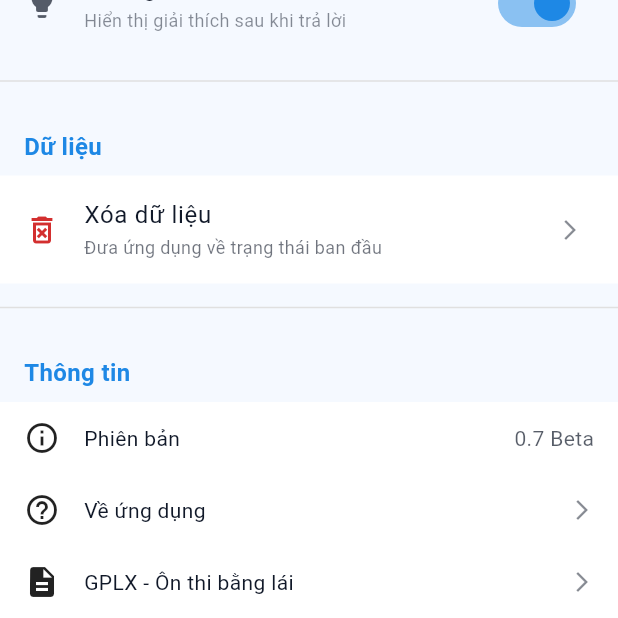
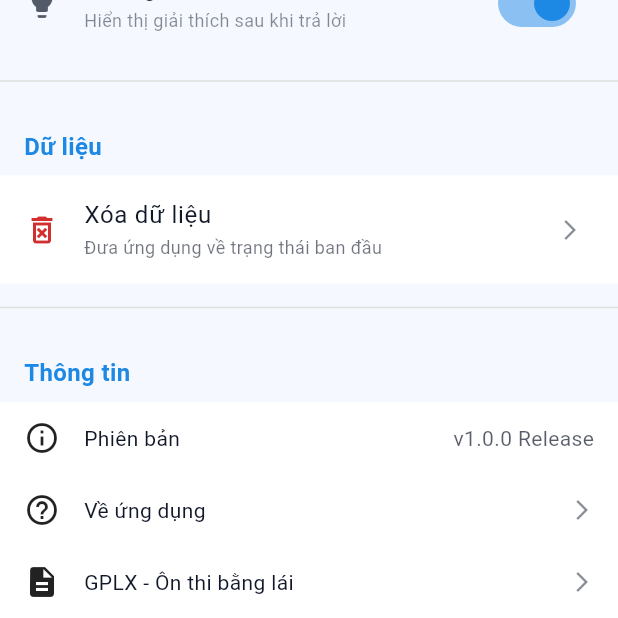
Before and after one commit to laandayo/GPLX-A12, a Flutter app: the SettingsScreen screen opened directly, scrolled down 276 dp, on a phone screen of 412 x 824 dp, the part 618-1236 px from its top. Run offline on Flutter 3.47's test engine with Material 3 defaults, Android fonts, the phone set to English and light mode, and no system bars; our stand-ins replace flutter_animate, google_mobile_ads, shared_preferences; accounts and stored records are empty.

Commit message:
v1.0.0 Release: - release

```diff
--- a/lib/screens/settings_screen.dart
+++ b/lib/screens/settings_screen.dart
@@ -343,7 +343,7 @@ class SettingsScreen extends StatelessWidget {
                 const Text('Phiên bản'),
                 const Spacer(),
                 Text(
-                  '0.7 Beta',
+                  'v1.0.0 Release',
                   style: TextStyle(color: text.withValues(alpha: 0.7)),
                 ),
               ],
```
